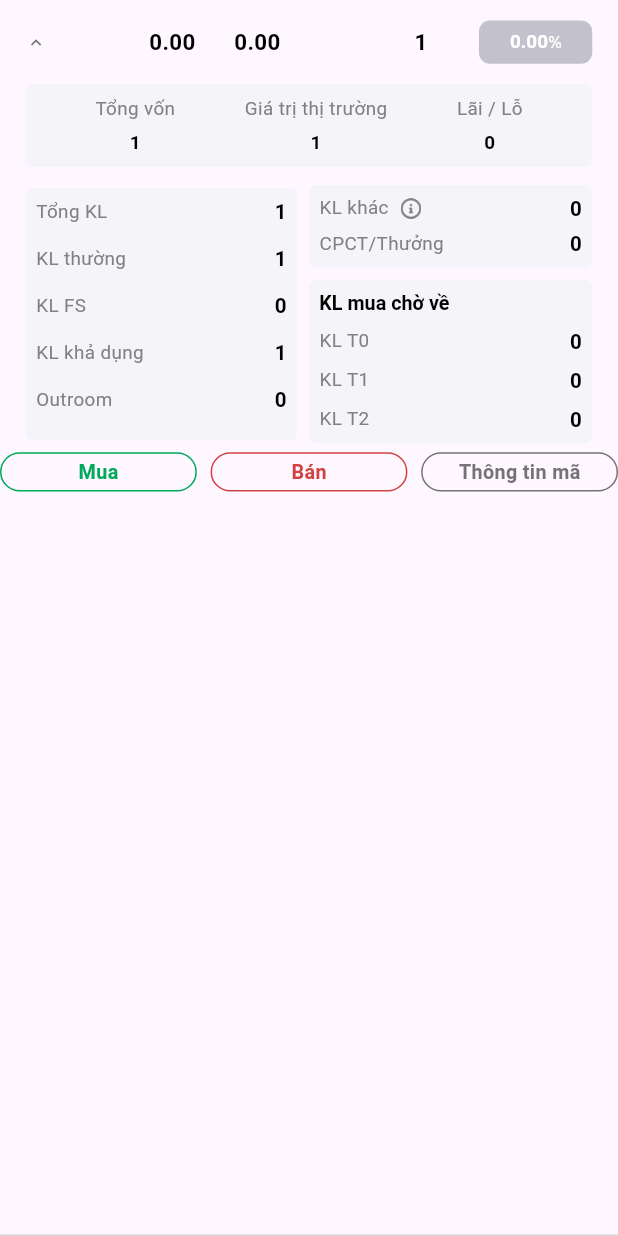
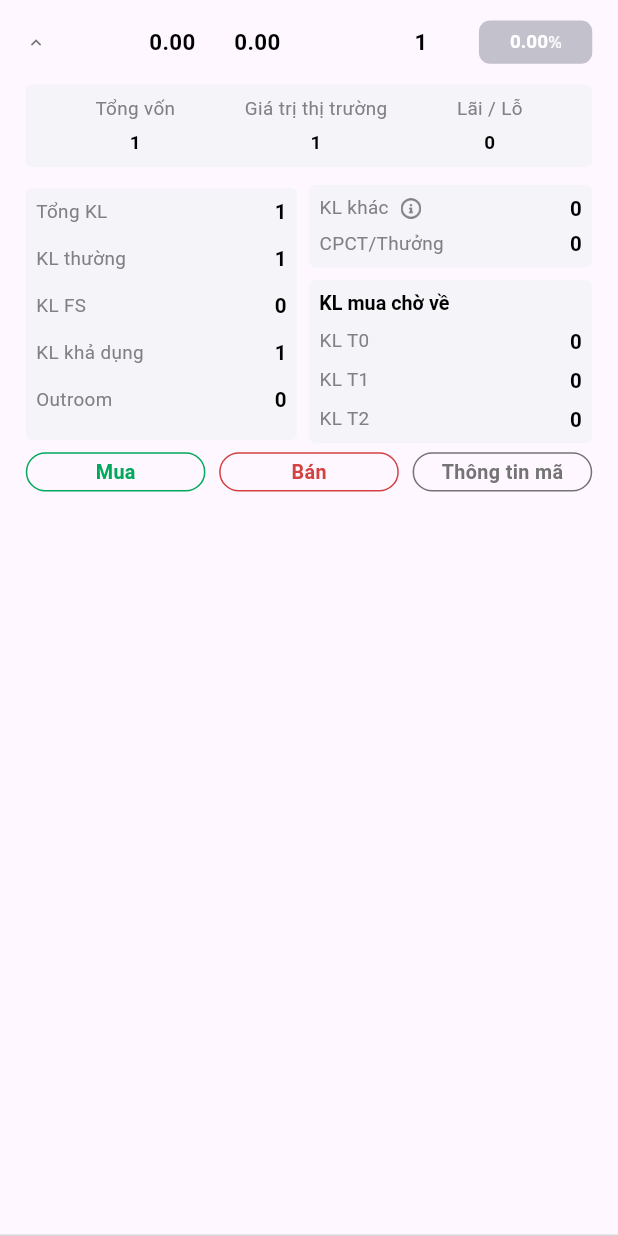
Before and after one commit to ALexDangCoder/Fake_Stock, a Flutter app: the StockItem widget shown alone on an empty page, opened directly with empty values, after a tap on an icon or button, on a phone screen of 412 x 824 dp. Run offline on Flutter 3.47's test engine with Material 3 defaults, Android fonts, the phone set to English and light mode, and no system bars; our stand-ins replace bloc, dotted_line, equatable, flutter_bloc, flutter_screenutil.

Commit message:
final app

```diff
--- a/lib/widget/stock_item.dart
+++ b/lib/widget/stock_item.dart
@@ -210,7 +210,10 @@ class _StockItemState extends State<StockItem> {
                 5.verticalSpace,
 
                 /// bottom button
-                bottomButton(),
+                Padding(
+                  padding: EdgeInsets.symmetric(horizontal: 15.w),
+                  child: bottomButton(),
+                ),
                 8.verticalSpace,
               ],
             ),
@@ -305,6 +308,7 @@ class _StockItemState extends State<StockItem> {
           fontWeight: fontWeight ?? FontWeight.w600,
         ),
         textAlign: textAlign,
+        maxLines: 1,
       );
 }
 
```
